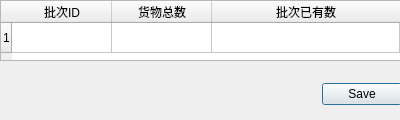
The window that addbatch.ui (kangwenyun/batch_acquisition_system) describes before a commit, drawn with Qt 5.
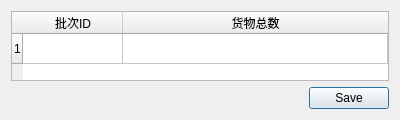
The same window after the commit.

Diff of the .ui file:
```diff
--- a/addbatch.ui
+++ b/addbatch.ui
@@ -7,21 +7,15 @@
     <x>0</x>
     <y>0</y>
     <width>400</width>
-    <height>120</height>
+    <height>116</height>
    </rect>
   </property>
   <property name="windowTitle">
    <string>增加批次</string>
   </property>
+  <layout class="QVBoxLayout" name="verticalLayout">
+   <item>
   <widget class="QTableWidget" name="tableWidget">
-   <property name="geometry">
-    <rect>
-     <x>0</x>
-     <y>0</y>
-     <width>401</width>
-     <height>61</height>
-    </rect>
-   </property>
    <attribute name="horizontalHeaderStretchLastSection">
     <bool>true</bool>
    </attribute>
@@ -46,24 +40,9 @@
      <set>AlignCenter</set>
     </property>
    </column>
-   <column>
-    <property name="text">
-     <string>批次已有数</string>
-    </property>
-    <property name="textAlignment">
-     <set>AlignCenter</set>
-    </property>
-   </column>
-  </widget>
-  <widget class="QWidget" name="layoutWidget">
-   <property name="geometry">
-    <rect>
-     <x>1</x>
-     <y>80</y>
-     <width>401</width>
-     <height>29</height>
-    </rect>
-   </property>
+    </widget>
+   </item>
+   <item>
    <layout class="QHBoxLayout" name="horizontalLayout">
     <item>
      <spacer name="horizontalSpacer">
@@ -72,7 +51,7 @@
       </property>
       <property name="sizeHint" stdset="0">
        <size>
-        <width>208</width>
+         <width>298</width>
         <height>20</height>
        </size>
       </property>
@@ -89,7 +68,8 @@
      </widget>
     </item>
    </layout>
-  </widget>
+   </item>
+  </layout>
  </widget>
  <resources/>
  <connections>
```
Lines whose indentation alone changed are shown as unchanged.
